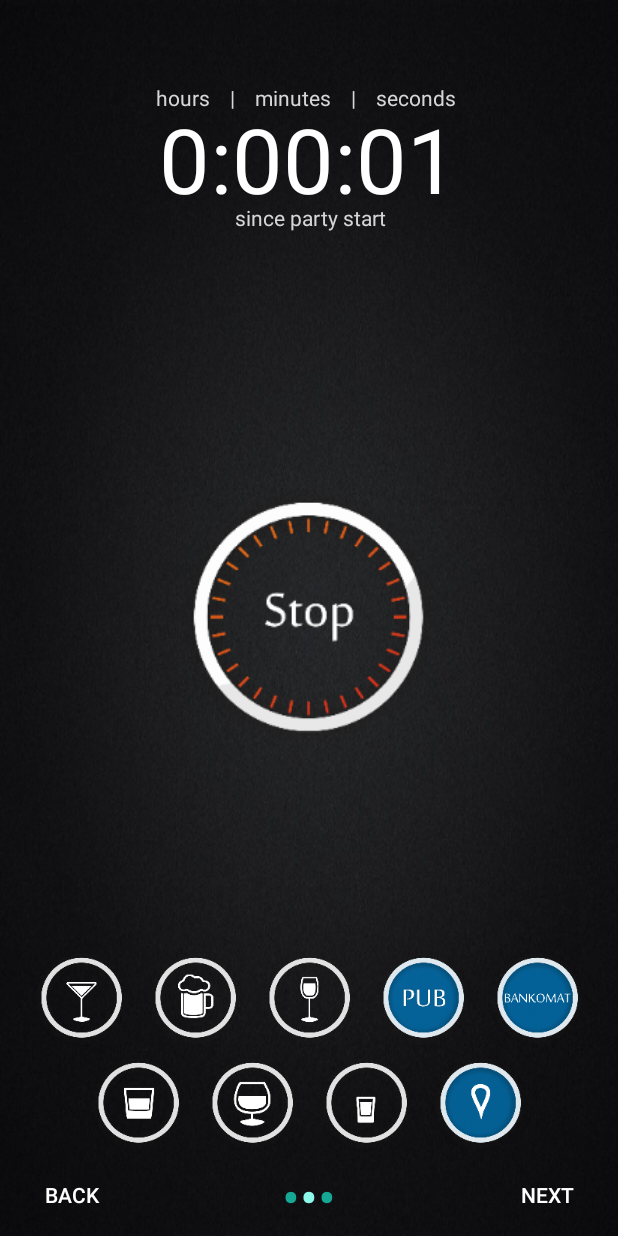
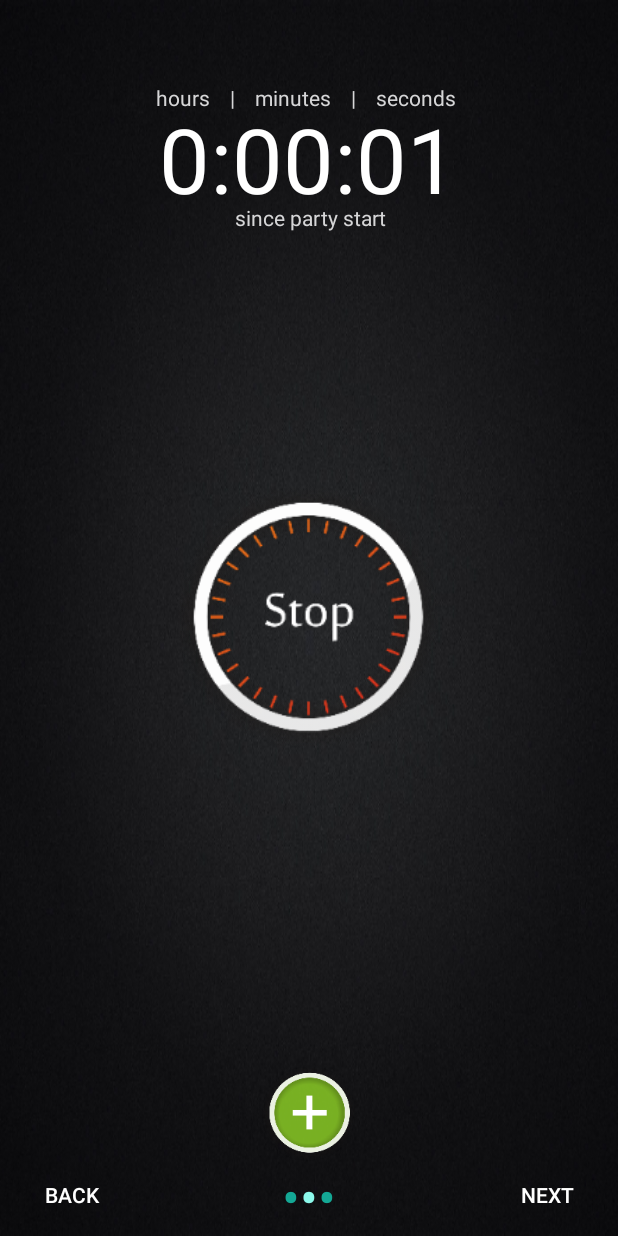
Before and after one commit to JustynianWalizka/Meneleo, an Android app: the screen it shows after launch (MainActivity), after a tap on an icon or button, on a phone screen of 412 x 824 dp. Run offline under Robolectric (Android 15) with nearby library versions, the phone set to English and light mode, and no system bars; 1 statement that could not run was skipped.

Commit message:
one button solution

```diff
--- a/app/src/main/java/com/aoxo/meneleo/Page2Fragment.java
+++ b/app/src/main/java/com/aoxo/meneleo/Page2Fragment.java
@@ -1,5 +1,7 @@
 package com.aoxo.meneleo;
 
+import android.animation.AnimatorSet;
+import android.animation.ValueAnimator;
 import android.app.Activity;
 import android.os.Bundle;
 
@@ -21,9 +23,11 @@ public class Page2Fragment extends Fragment {
     ImageButton pubButton;
     ImageButton atmButton;
     ImageButton otherButton;
+    ImageButton showButton;
     TextView counterText;
     TextView tv_partyTimeElapsed;
     private boolean isPartyStarted = false;
+    private boolean isAddButtonsVisible = false;
     private LinearLayout LL2;
 
     public Page2Fragment() {
@@ -35,6 +39,56 @@ public class Page2Fragment extends Fragment {
         tv_partyTimeElapsed.setText(text); // update text of timer on home screen
     }
 
+
+    private void showButtonClicked()
+    {
+
+        isAddButtonsVisible = !isAddButtonsVisible;
+
+        showButton.setBackgroundResource(isAddButtonsVisible ? R.drawable.ic_hide_normal : R.drawable.ic_show_normal);
+        startParty.setEnabled(!isAddButtonsVisible);
+        LL.setEnabled(isAddButtonsVisible);
+        LL2.setEnabled(isAddButtonsVisible);
+
+
+
+        AnimatorSet animatorSet = new AnimatorSet();
+        ValueAnimator valueAnimatorX = ValueAnimator.ofFloat(1.0f,0.0f);
+        valueAnimatorX.addUpdateListener(new ValueAnimator.AnimatorUpdateListener() {
+            @Override
+            public void onAnimationUpdate(ValueAnimator animation) {
+
+                if(isAddButtonsVisible) {
+                    startParty.setAlpha((float) animation.getAnimatedValue());
+                    LL.setAlpha(1-((float) animation.getAnimatedValue()));
+                    LL2.setAlpha(1-((float) animation.getAnimatedValue()));
+
+
+                }
+                else
+                {
+                    startParty.setAlpha(1-(float) animation.getAnimatedValue());
+                    LL.setAlpha(((float) animation.getAnimatedValue()));
+                    LL2.setAlpha(((float) animation.getAnimatedValue()));
+                }
+
+                if(LL.getAlpha()== 0)
+                {
+                    LL.setVisibility(View.INVISIBLE);
+                    LL2.setVisibility(View.INVISIBLE);
+                }
+                else
+                {
+                    LL.setVisibility(View.VISIBLE);
+                    LL2.setVisibility(View.VISIBLE);
+                }
+            }
+        });
+        animatorSet.playTogether(valueAnimatorX);
+        animatorSet.setDuration(500);
+        animatorSet.start();
+    }
+
     @Override
     public View onCreateView(LayoutInflater inflater, ViewGroup container,
                              Bundle savedInstanceState) {
@@ -44,13 +98,24 @@ public class Page2Fragment extends Fragment {
         startParty = (ImageButton) v.findViewById(R.id.btnStartParty);
         LL = (LinearLayout) v.findViewById(R.id.pubButtons);
 
-        LL.setVisibility(View.INVISIBLE);
+
         LL2 = (LinearLayout) v.findViewById(R.id.pubButtons2);
-        LL2.setVisibility(View.INVISIBLE);
+
         counterText = (TextView) v.findViewById(R.id.counter_text);
         tv_partyTimeElapsed = (TextView) v.findViewById(R.id.tv_partyTimeElapsed) ;
         tv_partyTimeElapsed.setVisibility(View.INVISIBLE);
         counterText.setVisibility(View.INVISIBLE);
+        LL.setAlpha(0);
+        LL2.setAlpha(0);
+        LL.setEnabled(false);
+        LL2.setEnabled(false);
+
+
+        pubButton = (ImageButton) v.findViewById(R.id.btnPub);
+        atmButton = (ImageButton) v.findViewById(R.id.btnAtm);
+        otherButton = (ImageButton) v.findViewById(R.id.btnOther);
+        showButton = (ImageButton) v.findViewById(R.id.btn_main_show);
+        showButton.setVisibility(View.INVISIBLE);
 
         startParty.setOnClickListener(new View.OnClickListener()
         {
@@ -61,30 +126,47 @@ public class Page2Fragment extends Fragment {
                 Activity act = getActivity();
                 if(act instanceof MainActivity) {
 
-                        ((MainActivity) act).startParty(!isPartyStarted);
+                    ((MainActivity) act).startParty(!isPartyStarted);
 
                 }
                 else
                 {
                     Log.i("dddddddddd", "cos nei tak z activity");
                 }
-                LL.setVisibility(isPartyStarted ? View.INVISIBLE : View.VISIBLE);
-                LL2.setVisibility(isPartyStarted ? View.INVISIBLE : View.VISIBLE);
+                //LL.setVisibility(isPartyStarted ? View.INVISIBLE : View.VISIBLE);
+                //LL2.setVisibility(isPartyStarted ? View.INVISIBLE : View.VISIBLE);
+
+                showButton.setVisibility(isPartyStarted ? View.INVISIBLE : View.VISIBLE);
                 counterText.setVisibility(isPartyStarted ? View.INVISIBLE : View.VISIBLE);
                 tv_partyTimeElapsed.setVisibility(isPartyStarted ? View.INVISIBLE : View.VISIBLE);
                 isPartyStarted = !isPartyStarted;
                 startParty.setBackgroundResource(isPartyStarted ? R.drawable.ic_stop_btn_normal : R.drawable.start_btn_selector);
 
-             }
+            }
         });
 
-        pubButton = (ImageButton) v.findViewById(R.id.btnPub);
-        atmButton = (ImageButton) v.findViewById(R.id.btnAtm);
-        otherButton = (ImageButton) v.findViewById(R.id.btnOther);
+     /*   private void ease() {
+            AnimatorSet animatorSet = new AnimatorSet();
+            ValueAnimator valueAnimatorX = ValueAnimator.ofFloat(fromX,toX, fromX);
+            valueAnimatorX.addUpdateListener(new ValueAnimator.AnimatorUpdateListener() {
+                @Override
+                public void onAnimationUpdate(ValueAnimator animation) {
+                    view.setTranslationX((float) animation.getAnimatedValue());
+                }
+            });
+            animatorSet.playTogether(valueAnimatorX);
+            animatorSet.setDuration(1500);
+            animatorSet.start();
+        }*/
 
-
-
-
+        showButton.setOnClickListener(new View.OnClickListener()
+        {
+            @Override
+            public void onClick(View v)
+            {
+                showButtonClicked();
+            }
+        });
 
         pubButton.setOnClickListener(new View.OnClickListener()
         {
--- a/app/src/main/res/layout/fragment_page2.xml
+++ b/app/src/main/res/layout/fragment_page2.xml
@@ -13,9 +13,8 @@
         android:gravity="center_horizontal"
         android:orientation="vertical"
         android:layout_centerVertical="true"
-        android:layout_centerHorizontal="true">
-
-
+        android:layout_centerHorizontal="true"
+        android:layout_marginBottom="200dp">
 
 
         <ImageButton
@@ -32,7 +31,6 @@
             android:minWidth="175dp" />
 
 
-
     </LinearLayout>
 
 
@@ -41,12 +39,13 @@
             android:layout_height="wrap_content"
             android:gravity="center_horizontal"
             android:orientation="horizontal"
-            android:layout_marginBottom="120dp"
+            android:layout_marginBottom="285dp"
             android:layout_centerHorizontal="true"
 
             android:id="@+id/pubButtons"
             android:layout_alignParentBottom="true"
-            android:clipToPadding="false">
+            android:clipToPadding="false"
+            android:visibility="visible">
 
 
             <ImageButton
@@ -107,11 +106,12 @@
         android:layout_height="wrap_content"
         android:gravity="center_horizontal"
         android:orientation="horizontal"
-        android:layout_marginBottom="50dp"
+        android:layout_marginBottom="210dp"
         android:layout_centerHorizontal="true"
 
         android:id="@+id/pubButtons2"
-        android:layout_alignParentBottom="true">
+        android:layout_alignParentBottom="true"
+        android:visibility="visible">
 
 
 
@@ -183,4 +183,13 @@
         android:lines="6"
         android:layout_centerVertical="false" />
 
+    <ImageButton
+        android:layout_width="wrap_content"
+        android:layout_height="wrap_content"
+        android:layout_marginBottom="50dp"
+        android:id="@+id/btn_main_show"
+        android:background="@drawable/ic_show_normal"
+        android:layout_alignParentBottom="true"
+        android:layout_centerHorizontal="true" />
+
 </RelativeLayout>
```
Also changed, not shown: app/src/main/java/com/aoxo/meneleo/Page3Fragment.java (line endings or trailing spaces), app/src/main/res/drawable-xxxhdpi/ic_hide_normal.png (added), app/src/main/res/drawable-xxxhdpi/ic_show_normal.png (added).
